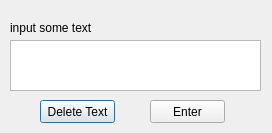
Qt form interfaces/fr2.ui (PotatoJedi/FaceSwitch2) before a commit.
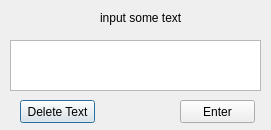
The same form after that commit.

```diff
--- a/interfaces/fr2.ui
+++ b/interfaces/fr2.ui
@@ -6,8 +6,8 @@
    <rect>
     <x>0</x>
     <y>0</y>
-    <width>272</width>
-    <height>133</height>
+    <width>271</width>
+    <height>130</height>
    </rect>
   </property>
   <property name="windowTitle">
@@ -16,9 +16,9 @@
   <widget class="QLabel" name="label">
    <property name="geometry">
     <rect>
-     <x>10</x>
-     <y>20</y>
-     <width>121</width>
+     <x>100</x>
+     <y>10</y>
+     <width>81</width>
      <height>16</height>
     </rect>
    </property>
@@ -39,7 +39,7 @@
   <widget class="QPushButton" name="btnDeleteText">
    <property name="geometry">
     <rect>
-     <x>40</x>
+     <x>20</x>
      <y>100</y>
      <width>75</width>
      <height>23</height>
@@ -52,7 +52,7 @@
   <widget class="QPushButton" name="btnEnter">
    <property name="geometry">
     <rect>
-     <x>150</x>
+     <x>180</x>
      <y>100</y>
      <width>75</width>
      <height>23</height>
```
Left out of the diff: 3 changed lines with no effect on the pictures.
